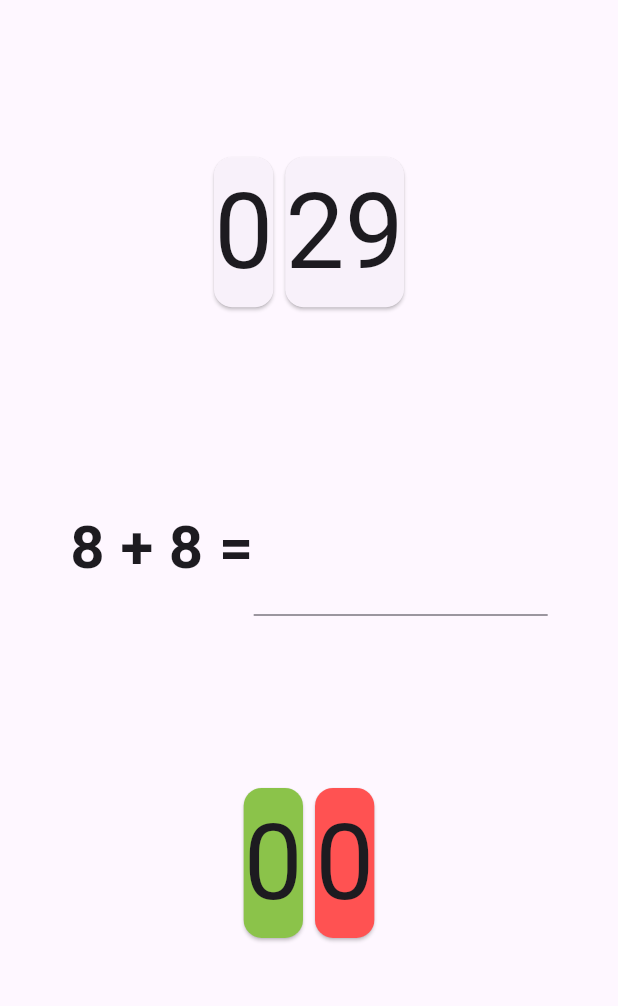
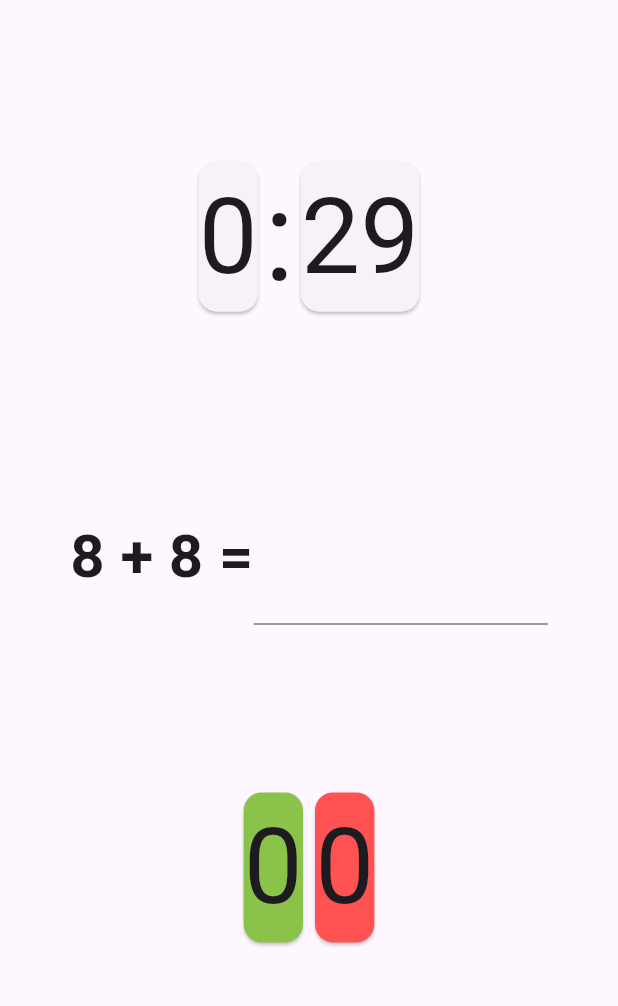
Before and after one commit to Voodstr/SchoolMathTest, a Flutter app: the screen it shows after launch, after a tap on "Начать тест", on a phone screen of 412 x 824 dp, the part 84-1090 px from its top. Run offline on Flutter 3.47's test engine with Material 2 defaults, Android fonts, the light colour scheme and no system bars.

Commit message:
Можно редактировать поля настроек

```diff
--- a/lib/main.dart
+++ b/lib/main.dart
@@ -74,7 +74,13 @@ class _MyHomePageState extends State<MyHomePage> {
             setup
                 ? ElevatedButton(
                     onPressed: () => {_saveSettings()},
-                    child: const Text("Начать тест",textScaleFactor: 3.0,))
+                    style: ButtonStyle(
+                        backgroundColor: MaterialStateProperty.all<Color>(
+                            Colors.lightBlueAccent)),
+                    child: const Text(
+                      "Начать тест",
+                      textScaleFactor: 3.0,
+                    ))
                 : const Text("")
           ],
         )
--- a/lib/mathtestwidget.dart
+++ b/lib/mathtestwidget.dart
@@ -63,7 +63,7 @@ class _StateMathTestWidget extends State<MathTestWidget> {
         ? Column(
             mainAxisAlignment: MainAxisAlignment.spaceEvenly,
             children: [
-              const Text("Тест закончен", textScaleFactor: 8.0),
+              const Text("Тест закончен", textScaleFactor: 5.0),
               Row(mainAxisAlignment: MainAxisAlignment.center, children: [
                 Text("Длительность: ${widget.settingsData.duration} сек.   ",
                     textScaleFactor: 2.0),
@@ -74,14 +74,14 @@ class _StateMathTestWidget extends State<MathTestWidget> {
               ]),
               Text(
                   "Выполнен за: ${widget.settingsData.duration - _remainingTime} сек.",
-                  textScaleFactor: 5.0),
+                  textScaleFactor: 3.0),
               Row(
                   mainAxisAlignment: MainAxisAlignment.spaceEvenly,
                   mainAxisSize: MainAxisSize.max,
                   children: [
                     const Text(
                       "Верно:",
-                      textScaleFactor: 5.0,
+                      textScaleFactor: 3.0,
                     ),
                     Card(
                         color: Colors.lightGreen,
@@ -89,7 +89,7 @@ class _StateMathTestWidget extends State<MathTestWidget> {
                             Text(successful.toString(), textScaleFactor: 5.0)),
                     const Text(
                       "Ошибок: ",
-                      textScaleFactor: 5.0,
+                      textScaleFactor: 3.0,
                     ),
                     Card(
                         color: Colors.redAccent,
@@ -109,6 +109,7 @@ class _StateMathTestWidget extends State<MathTestWidget> {
                       textScaleFactor: 5.0,
                     ),
                   ),
+                  const Text(":",textScaleFactor: 6.0,),
                   Card(
                     child: Text(
                       seconds,
--- a/lib/settingswidget.dart
+++ b/lib/settingswidget.dart
@@ -17,18 +17,18 @@ class SettingsWidget extends StatelessWidget {
     return  Column(
         mainAxisAlignment: MainAxisAlignment.spaceEvenly,
         children: [
-           const Text("Настройки тестов",textScaleFactor: 3.0,),
+           const Card(child: Text("Настройки тестов",textScaleFactor: 3.0)),
           Row(
             mainAxisAlignment: MainAxisAlignment.center,
             children: [
-              const Flexible(child: Text("Длительность теста:")),
+              const Flexible(child: Text("Длительность теста:",textScaleFactor: 2.0)),
               Flexible(
                   child: DropdownMenu<String>(
                 controller: durationController,
                 hintText: "в секундах",
                 initialSelection: "30",
                 onSelected: (value) =>
-                    {settingsdData.duration = int.parse(value ?? "30")},
+                    {settingsdData.duration = int.parse(value ?? durationController.text)},
                 dropdownMenuEntries: ["30", "90", "180", "300", "600"]
                     .map<DropdownMenuEntry<String>>((String value) {
                   return DropdownMenuEntry<String>(
@@ -40,14 +40,14 @@ class SettingsWidget extends StatelessWidget {
           Row(
             mainAxisAlignment: MainAxisAlignment.center,
             children: [
-              const Flexible(child: Text("Количество примеров:")),
+              const Flexible(child: Text("Количество примеров:",textScaleFactor: 2.0)),
               Flexible(
                   child: DropdownMenu<String>(
                 controller: questionsController,
                 hintText: "количество",
                 initialSelection: "5",
                 onSelected: (value) =>
-                    {settingsdData.questions = int.parse(value ?? "5")},
+                    {settingsdData.questions = int.parse(value ?? questionsController.text)},
                 dropdownMenuEntries: ["5", "10", "25", "50", "100"]
                     .map<DropdownMenuEntry<String>>((String value) {
                   return DropdownMenuEntry<String>(
@@ -59,14 +59,14 @@ class SettingsWidget extends StatelessWidget {
           Row(
             mainAxisAlignment: MainAxisAlignment.center,
             children: [
-              const Flexible(child: Text("Порядок чисел:")),
+              const Flexible(child: Text("Порядок чисел:",textScaleFactor: 2.0)),
               Flexible(
                   child: DropdownMenu<String>(
                 controller: orderController,
                 hintText: "количество",
                 initialSelection: "1",
                 onSelected: (value) =>
-                    {settingsdData.order = int.parse(value ?? "1")},
+                    {settingsdData.order = int.parse(value ?? orderController.text)},
                 dropdownMenuEntries: ["1", "2", "3", "4", "5"]
                     .map<DropdownMenuEntry<String>>((String value) {
                   return DropdownMenuEntry<String>(
```
